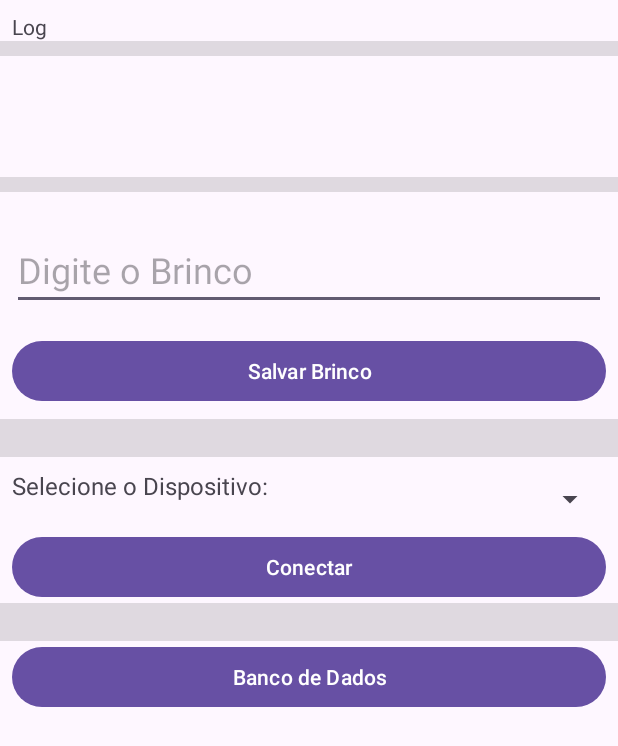
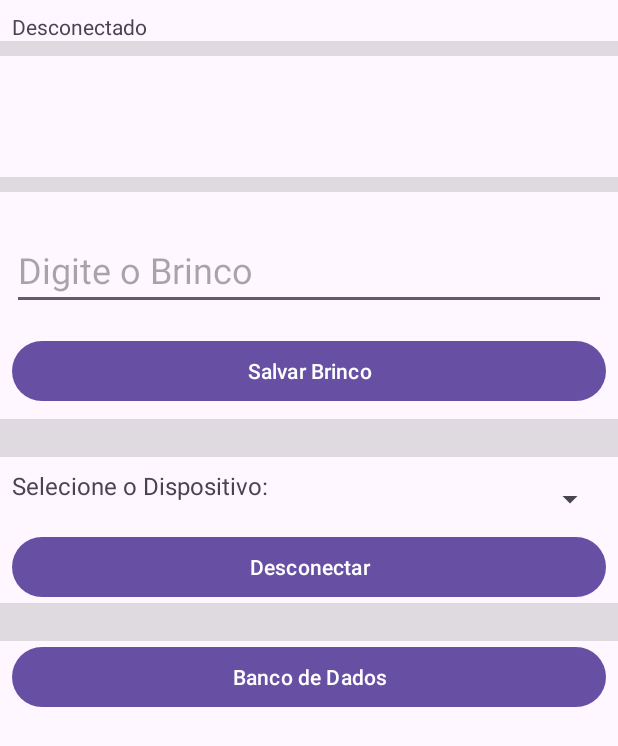
Before and after one commit to fabiograves/c20bt07, an Android app: the screen it shows after launch (MainActivity), after a tap on "Conectar", on a phone screen of 412 x 824 dp. Shown: the top 746 px of the screen. Run offline under Robolectric (Android 15) with nearby library versions, the phone set to English and light mode, and no system bars; 5 statements that could not run were skipped.

Commit message:
0.11 Log e desconectar

```diff
--- a/app/src/main/java/com/medidor/c20bt07/MainActivity.kt
+++ b/app/src/main/java/com/medidor/c20bt07/MainActivity.kt
@@ -64,9 +64,6 @@ class MainActivity : AppCompatActivity() {
         val buttonEntrarPesquisa = findViewById<Button>(R.id.buttonEntrarPesquisa)
         //Pagina Pesquisar
 
-        // Inicializa a variável buttonConectarBt
-        buttonConectarBt = findViewById(R.id.buttonConectarBt)
-
         // Inicializa o Bluetooth Manager e Adapter
         bluetoothManager = getSystemService(Context.BLUETOOTH_SERVICE) as BluetoothManager
         bluetoothAdapter = bluetoothManager.adapter
@@ -82,8 +79,46 @@ class MainActivity : AppCompatActivity() {
         )
         adapter.setDropDownViewResource(android.R.layout.simple_spinner_dropdown_item)
 
+        // Obtém o textViewLog
+        val textViewLog = findViewById<TextView>(R.id.textViewLog)
+
+        // Atualiza o texto do textViewLog
+        fun atualizarLog(status: String) {
+            runOnUiThread {
+                // Adiciona um delay de 1 segundo
+                Thread.sleep(1000)
+
+                // Obtém o item selecionado no spinner
+                val itemSelecionado = findViewById<Spinner>(R.id.spinnerBt).selectedItem as String
+
+                // Verifica se o bluetoothSocket existe e está conectado
+                if (bluetoothSocket == null || !bluetoothSocket!!.isConnected) {
+                    // O Bluetooth não está conectado, exiba o texto "Desconectado"
+                    textViewLog.text = "Desconectado"
+                } else {
+                    // O Bluetooth está conectado, exiba o texto "Conectado ao ${itemSelecionado}"
+                    textViewLog.text = "Conectado ao ${itemSelecionado}"
+                }
+            }
+        }
+
         // Vincula o spinner ao adaptador
         findViewById<Spinner>(R.id.spinnerBt).adapter = adapter
+
+        // Obtém o botão buttonConectarBt
+        val buttonConectarBt = findViewById<Button>(R.id.buttonConectarBt)
+
+        // Função para desconectar o Bluetooth
+        fun desconectarBluetooth() {
+            // Desconecta o BluetoothSocket
+            bluetoothSocket?.close()
+
+            // Altera o texto do botão buttonConectarBt para Conectar
+            buttonConectarBt.text = "Conectar"
+
+            // Atualiza o texto do textViewLog
+            atualizarLog("Desconectado")
+        }
 
         // Vincula o onclick ao botão
         buttonConectarBt.setOnClickListener {
@@ -93,11 +128,9 @@ class MainActivity : AppCompatActivity() {
             // Obtém o objeto BluetoothDevice correspondente ao item selecionado no spinner
             val dispositivoSelecionado = devices.find { it.name == itemSelecionado }
 
-            // **Verifica se o BluetoothSocket existe e está conectado antes de tentar conectar novamente**
-            if (bluetoothSocket != null && bluetoothSocket!!.isConnected) {
-                // O Bluetooth já está conectado, não faça nada
-            } else {
-                // Conecta ao dispositivo selecionado
+            // **Verifica se o bluetoothSocket existe e está conectado antes de tentar conectar novamente**
+            if (bluetoothSocket == null || !bluetoothSocket!!.isConnected) {
+                // O Bluetooth não está conectado, conecta ao dispositivo selecionado
                 // Use um operador safe call para verificar se dispositivoSelecionado é nulo
                 bluetoothSocket = dispositivoSelecionado?.createRfcommSocketToServiceRecord(
                     UUID.fromString("00001101-0000-1000-8000-00805F9B34FB")
@@ -136,6 +169,14 @@ class MainActivity : AppCompatActivity() {
                         }
                     }
                 }.start()
+
+                // Altera o texto do botão buttonConectarBt para Desconectar
+                buttonConectarBt.text = "Desconectar"
+                // O Bluetooth está conectado, exiba o texto "Conectado ao ${itemSelecionado}"
+                textViewLog.text = "Conectado ao ${itemSelecionado!!}"
+            } else {
+                // O Bluetooth já está conectado, desconecta o Bluetooth
+                desconectarBluetooth()
             }
         }
 
--- a/app/src/main/res/layout/activity_main.xml
+++ b/app/src/main/res/layout/activity_main.xml
@@ -36,7 +36,7 @@
             android:layout_width="0dp"
             android:layout_height="wrap_content"
             android:layout_weight="1"
-            android:text="Log" />
+            android:text="Desconectado" />
     </LinearLayout>
 
     <LinearLayout
@@ -72,7 +72,7 @@
             android:layout_width="wrap_content"
             android:layout_height="wrap_content"
             android:layout_weight="1"
-            android:text="Peso"
+            android:text="0"
             android:textAlignment="viewStart"
             android:textSize="60sp" />
     </LinearLayout>
```
